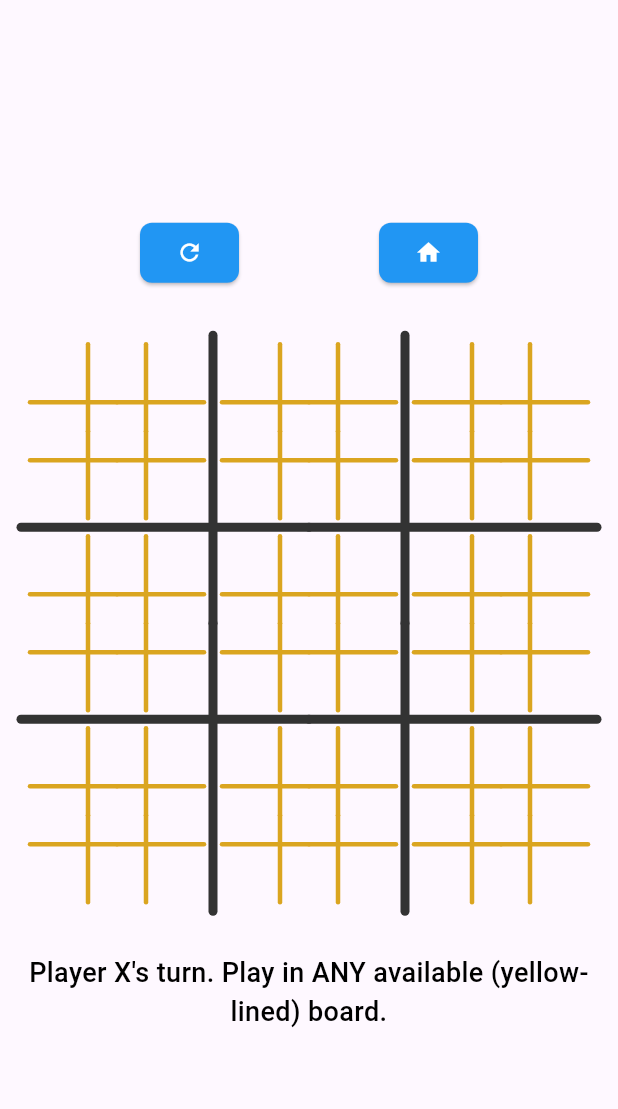
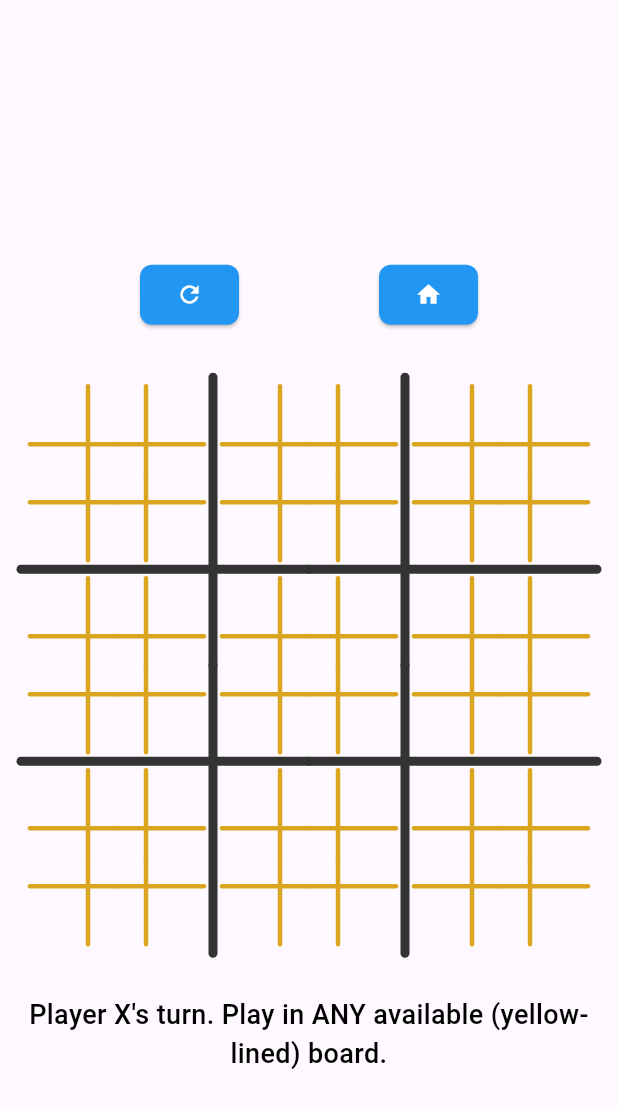
Before and after one commit to Suyash23/upgraded-palm-tree, a Flutter app: the HomeScreen screen opened by its route, on a phone screen of 412 x 824 dp. Shown: the top 1109 px of the screen. Run offline on Flutter 3.47's test engine with Material 3 defaults, Android fonts, the phone set to English and light mode, and no system bars.

Commit message:
Fix: Adjust HomeScreen content position after AppBar removal
Compensates for the removed AppBar on HomeScreen by adding top padding
(`kToolbarHeight`) to the Scaffold's body. This pushes the main content,
including the game grid, down to a position similar to when the AppBar
was present, addressing concerns that the grid appeared 'off' or too high.

The internal rendering of the SuperBoardWidget and its animations remain
unchanged, as it's consistently rendered in a fixed-size container. This
change only affects the vertical placement of that container and surrounding
UI elements on the HomeScreen.

```diff
--- a/lib/screens/home_screen.dart
+++ b/lib/screens/home_screen.dart
@@ -145,9 +145,11 @@ class _HomeScreenState extends State<HomeScreen> { // New State class
 
     return Scaffold(
       // appBar: AppBar(title: const Text('')), // AppBar removed
-      body: Center(
-        child: Column(
-          mainAxisAlignment: MainAxisAlignment.center,
+      body: Padding(
+        padding: const EdgeInsets.only(top: kToolbarHeight), // Added top padding
+        child: Center(
+          child: Column(
+            mainAxisAlignment: MainAxisAlignment.center,
           children: <Widget>[
             Padding(
               padding: const EdgeInsets.symmetric(vertical: 8.0),
@@ -194,6 +196,7 @@ class _HomeScreenState extends State<HomeScreen> { // New State class
             // ElevatedButton(...) // Removed Reset Button
             // const SizedBox(height: 20), // Removed SizedBox below button
           ],
+          ),
         ),
       ),
     );
```
